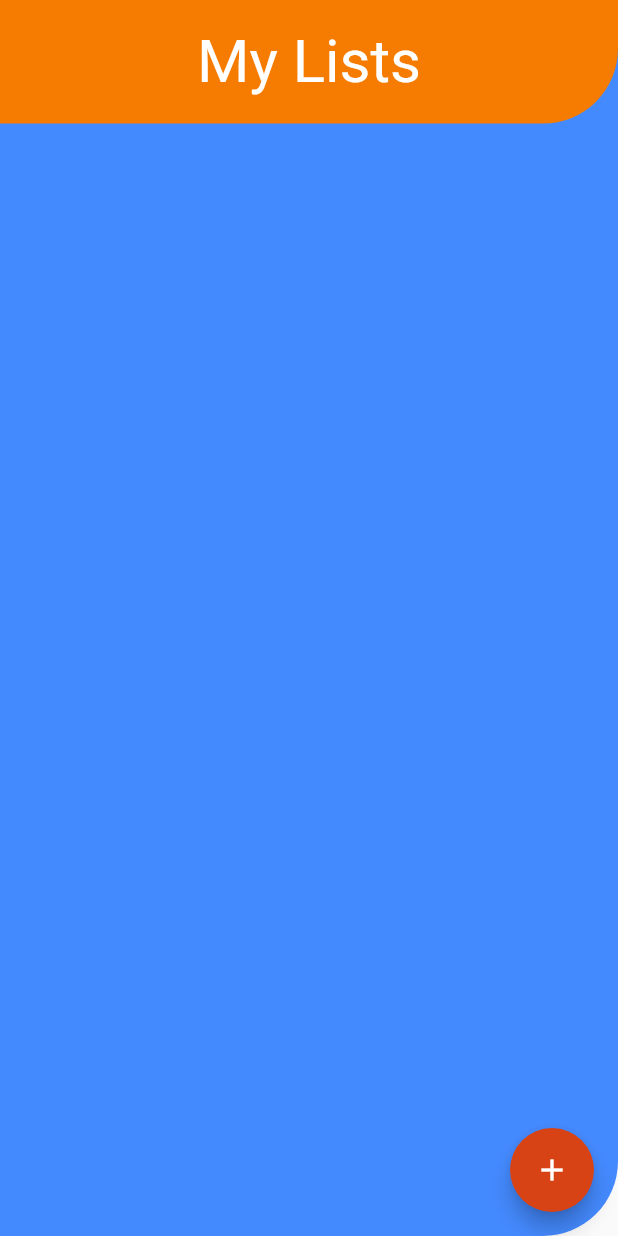
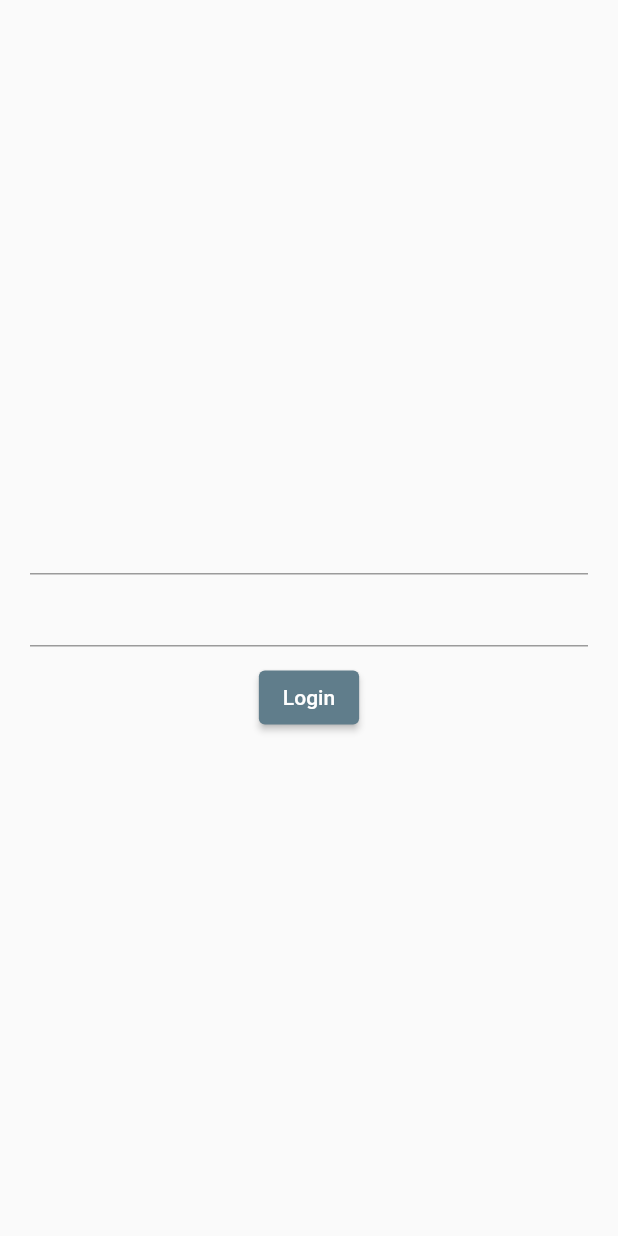
Before and after one commit to egemenongel/todeer, a Flutter app: the screen it shows after launch, on a phone screen of 412 x 824 dp. Run offline on Flutter 3.47's test engine with Material 2 defaults, Android fonts, the phone set to English and light mode, and no system bars; our stand-ins replace cloud_firestore, firebase_auth, firebase_core, flutter_slidable; accounts and stored records are empty.

Commit message:
Add login page

```diff
--- a/lib/main.dart
+++ b/lib/main.dart
@@ -1,4 +1,5 @@
 import 'package:flutter/material.dart';
+import 'package:to_deer/pages/login_page.dart';
 import 'package:to_deer/pages/task_lists_page.dart';
 import 'package:to_deer/theme/theme.dart';
 import 'package:to_deer/utils/task_list_manager.dart';
@@ -41,7 +42,7 @@ class _MyAppState extends State<MyApp> {
             ),
             title: 'Flutter Demo',
             theme: MyTheme.theme,
-            home: const TaskListsPage(),
+            home: const LoginPage(),
             debugShowCheckedModeBanner: false,
           );
         }
--- /dev/null
+++ b/lib/pages/login_page.dart
@@ -0,0 +1,36 @@
+import 'package:flutter/material.dart';
+
+class LoginPage extends StatelessWidget {
+  const LoginPage({Key? key}) : super(key: key);
+
+  @override
+  Widget build(BuildContext context) {
+    return Scaffold(
+      body: Container(
+        padding: const EdgeInsets.symmetric(horizontal: 20.0),
+        child: Column(
+          mainAxisAlignment: MainAxisAlignment.center,
+          children: [
+            Form(
+              child: Column(
+                children: [
+                  TextFormField(),
+                  TextFormField(),
+                ],
+              ),
+            ),
+            const SizedBox(
+              height: 10.0,
+            ),
+            ElevatedButton(
+                onPressed: () {
+                  //Login(email,password);
+                  //=>ListsPage
+                },
+                child: const Text("Login")),
+          ],
+        ),
+      ),
+    );
+  }
+}
--- a/lib/services/auth_service.dart
+++ b/lib/services/auth_service.dart
@@ -0,0 +1,4 @@
+import 'package:firebase_auth/firebase_auth.dart';
+import 'package:firebase_core/firebase_core.dart';
+import 'package:flutter/material.dart';
+import 'package:firebase_auth/firebase_auth.dart';
```
